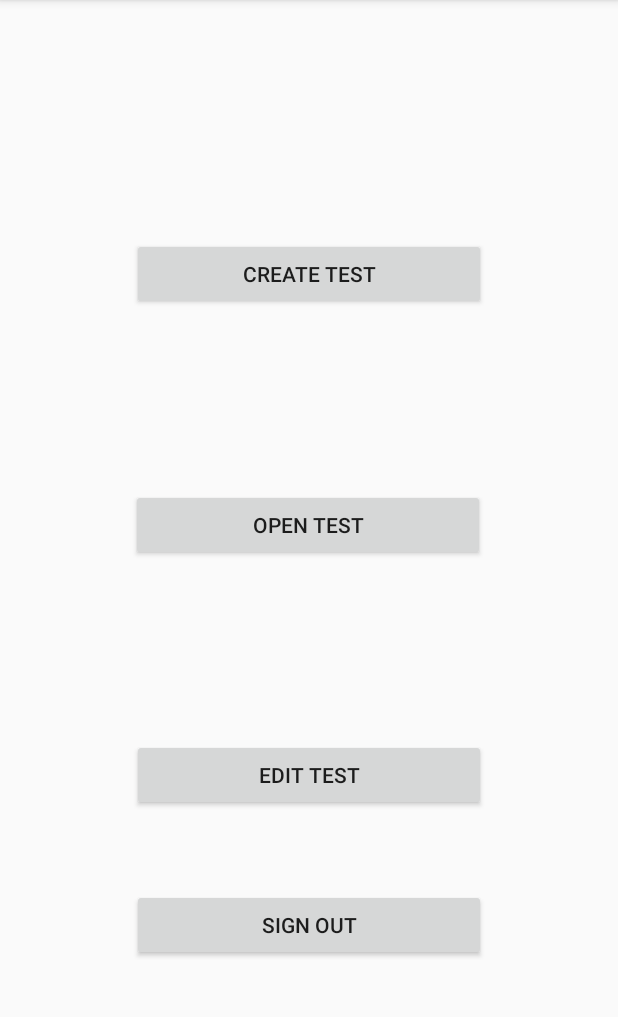
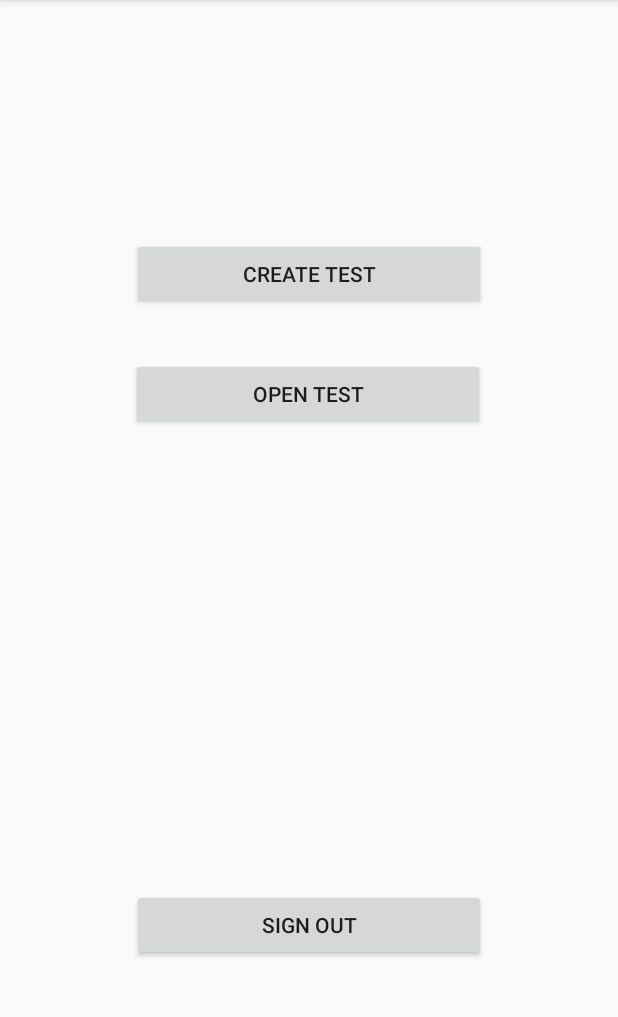
Before and after one commit to fmadrid1317/COP-4331-Testy, an Android app: the MainMenuActivity screen opened directly, with no data from a screen before it, on a phone screen of 412 x 824 dp, the part 84-1101 px from its top. Run offline under Robolectric (Android 15) with nearby library versions, the phone set to English and light mode, and no system bars; our stand-ins replace Firebase (no records; nobody signed in at launch, a user with empty details on screens opened directly).

Commit message:
Last push

```diff
--- a/app/src/main/res/layout/activity_main_menu.xml
+++ b/app/src/main/res/layout/activity_main_menu.xml
@@ -6,18 +6,6 @@
     android:layout_height="match_parent"
     tools:context=".MainMenuActivity">
 
-
-    <Button
-        android:id="@+id/editTestButton"
-        android:layout_width="236dp"
-        android:layout_height="wrap_content"
-        android:layout_marginBottom="52dp"
-        android:layout_marginEnd="8dp"
-        android:layout_marginStart="8dp"
-        android:text="Edit Test"
-        app:layout_constraintBottom_toTopOf="@+id/sign_out_button"
-        app:layout_constraintEnd_toEndOf="parent"
-        app:layout_constraintStart_toStartOf="parent" />
 
     <Button
         android:id="@+id/newTestButton"
@@ -39,12 +27,10 @@
         android:id="@+id/openTestButton"
         android:layout_width="236dp"
         android:layout_height="wrap_content"
-        android:layout_marginBottom="52dp"
         android:layout_marginEnd="74dp"
         android:layout_marginStart="74dp"
-        android:layout_marginTop="52dp"
+        android:layout_marginTop="32dp"
         android:text="Open Test"
-        app:layout_constraintBottom_toTopOf="@+id/editTestButton"
         app:layout_constraintEnd_toEndOf="parent"
         app:layout_constraintHorizontal_bias="0.481"
         app:layout_constraintStart_toStartOf="parent"
```
Also changed, not shown: app/src/main/java/com/example/ferna/mytesty/FindQuiz.java (+5 -2 lines), app/src/main/java/com/example/ferna/mytesty/SaveQuiz.java (+6 -4 lines).
